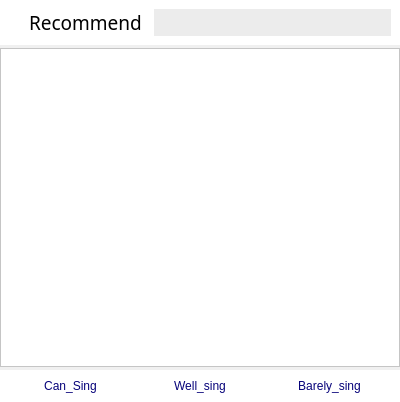
Above: UI/uiFiles/RecommendListView.ui from Hperigee/vocalMaximum before the change. Below: the same form after it.
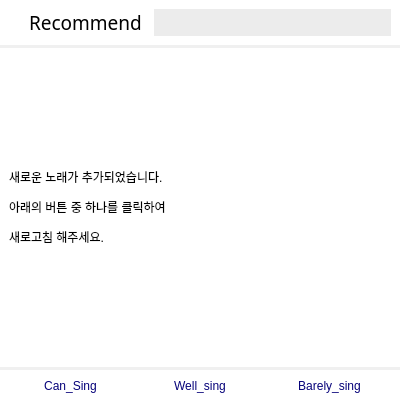
That is the form after the change.

What changed in the file:
```diff
--- a/UI/uiFiles/RecommendListView.ui
+++ b/UI/uiFiles/RecommendListView.ui
@@ -13,10 +13,7 @@
   <property name="windowTitle">
    <string>Form</string>
   </property>
-  <layout class="QHBoxLayout" name="horizontalLayout">
-   <property name="spacing">
-    <number>0</number>
-   </property>
+  <layout class="QGridLayout" name="gridLayout">
    <property name="leftMargin">
     <number>0</number>
    </property>
@@ -29,7 +26,7 @@
    <property name="bottomMargin">
     <number>0</number>
    </property>
-   <item>
+   <item row="0" column="0">
     <layout class="QVBoxLayout" name="verticalLayout">
      <property name="spacing">
       <number>0</number>
@@ -174,7 +171,7 @@
         <item>
          <widget class="QStackedWidget" name="stackedWidget">
           <property name="currentIndex">
-           <number>1</number>
+           <number>2</number>
           </property>
           <widget class="QWidget" name="makeProfile">
            <layout class="QHBoxLayout" name="horizontalLayout_3">
@@ -236,6 +233,22 @@
             </item>
            </layout>
           </widget>
+          <widget class="QWidget" name="refresh">
+           <layout class="QHBoxLayout" name="horizontalLayout">
+            <item>
+             <widget class="QLabel" name="label_2">
+              <property name="styleSheet">
+               <string notr="true">font: 16pt &quot;Noto Sans KR medium&quot;;
+                                    color: #000;
+                                    border:none;</string>
+              </property>
+              <property name="text">
+               <string>&lt;html&gt;&lt;head/&gt;&lt;body&gt;&lt;p&gt;새로운 노래가 추가되었습니다.&lt;/p&gt;&lt;p&gt;아래의 버튼 중 하나를 클릭하여 &lt;/p&gt;&lt;p&gt;새로고침 해주세요.&lt;/p&gt;&lt;/body&gt;&lt;/html&gt;</string>
+              </property>
+             </widget>
+            </item>
+           </layout>
+          </widget>
          </widget>
         </item>
        </layout>
```
